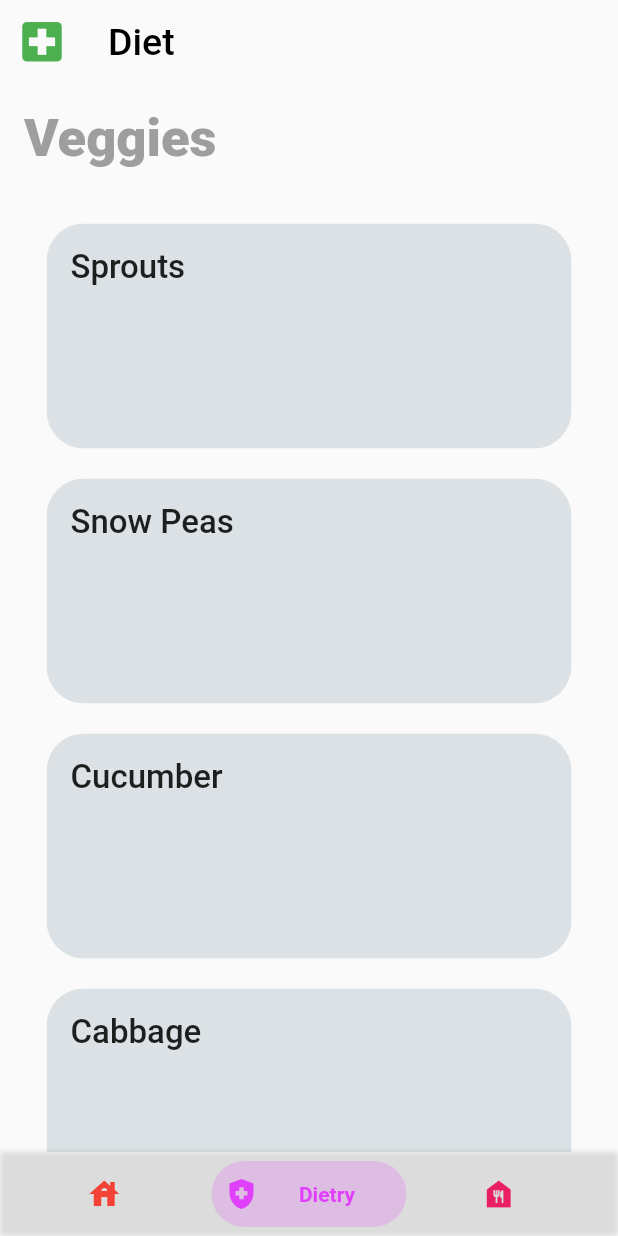
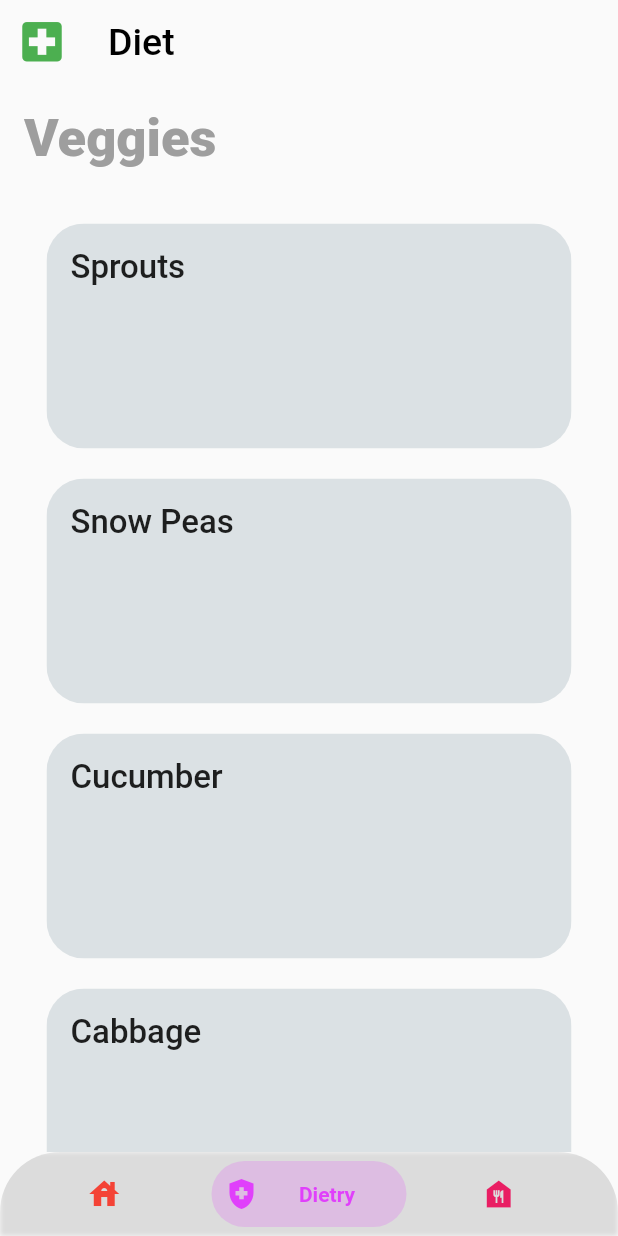
Before and after one commit to Dinesh-Das/Nutri-Tracker, a Flutter app: the homepage screen opened directly, item 2 of the bottom bar chosen, on a phone screen of 412 x 824 dp. Run offline on Flutter 3.47's test engine with Material 2 defaults, Android fonts, the light colour scheme and no system bars; drawn by our look-alikes of bottom_navy_bar; our stand-ins replace flutter_svg, liquid_swipe.

Commit message:
added radius to navigation bar

```diff
--- a/lib/navigation.dart
+++ b/lib/navigation.dart
@@ -30,7 +30,9 @@ class _homepageState extends State<homepage> {
   Widget build(BuildContext context) {
     return Scaffold(
         body: listOfPages[_selectedIndex],
-        bottomNavigationBar: BottomNavyBar(
+        bottomNavigationBar: ClipRRect(
+          borderRadius: const BorderRadius.vertical(top: Radius.circular(40.0)),
+          child: BottomNavyBar(
             selectedIndex: _selectedIndex,
             showElevation: true, // use this to remove appBar's elevation
             onItemSelected: (index) => setState(() {
@@ -56,6 +58,7 @@ class _homepageState extends State<homepage> {
                   activeColor: Colors.pink,
                   textAlign: TextAlign.center),
             ],
+          ),
         ));
   }
 }
```
Lines whose indentation alone changed are shown as unchanged.
